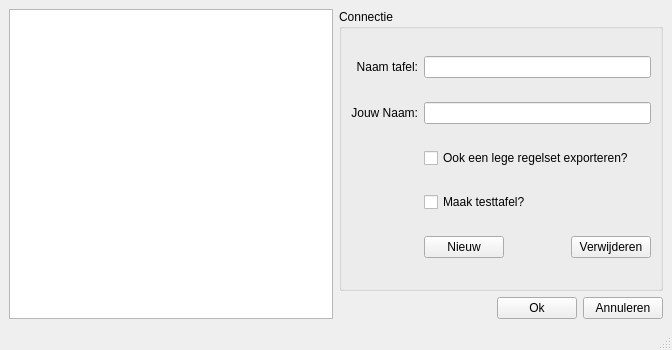
Dtai/PokerbotClient, file src/app/ruleCreator/settingsdialog.ui: the form before one commit.
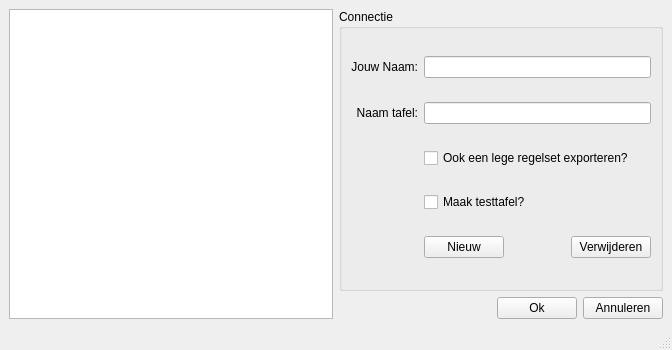
The form after the commit.

Commit message: Deleted useless menubar item "addTable". The test table is automatically added to the tabs.

```diff
--- a/src/app/ruleCreator/settingsdialog.ui
+++ b/src/app/ruleCreator/settingsdialog.ui
@@ -29,7 +29,7 @@
          <string>Connectie</string>
         </property>
         <layout class="QGridLayout" name="gridLayout">
-         <item row="4" column="1">
+         <item row="6" column="1">
           <layout class="QHBoxLayout" name="horizontalLayout_2">
            <item>
             <widget class="QPushButton" name="newButton">
@@ -60,20 +60,7 @@
            </item>
           </layout>
          </item>
-         <item row="0" column="0">
-          <widget class="QLabel" name="label_5">
-           <property name="text">
-            <string>Naam tafel:</string>
-           </property>
-           <property name="alignment">
-            <set>Qt::AlignRight|Qt::AlignTrailing|Qt::AlignVCenter</set>
-           </property>
-          </widget>
-         </item>
-         <item row="0" column="1">
-          <widget class="QLineEdit" name="tableName"/>
-         </item>
-         <item row="2" column="1">
+         <item row="4" column="1">
           <widget class="QCheckBox" name="emptyRuleSetExporter">
            <property name="text">
             <string>Ook een lege regelset exporteren?</string>
@@ -93,13 +80,26 @@
            </property>
           </widget>
          </item>
-         <item row="3" column="1">
+         <item row="5" column="1">
           <widget class="QCheckBox" name="checkBox">
            <property name="text">
             <string>Maak testtafel?</string>
            </property>
           </widget>
          </item>
+         <item row="3" column="0">
+          <widget class="QLabel" name="label_5">
+           <property name="text">
+            <string>Naam tafel:</string>
+           </property>
+           <property name="alignment">
+            <set>Qt::AlignRight|Qt::AlignTrailing|Qt::AlignVCenter</set>
+           </property>
+          </widget>
+         </item>
+         <item row="3" column="1">
+          <widget class="QLineEdit" name="tableName"/>
+         </item>
         </layout>
        </widget>
       </item>
```
The commit also changes 10 other files.
